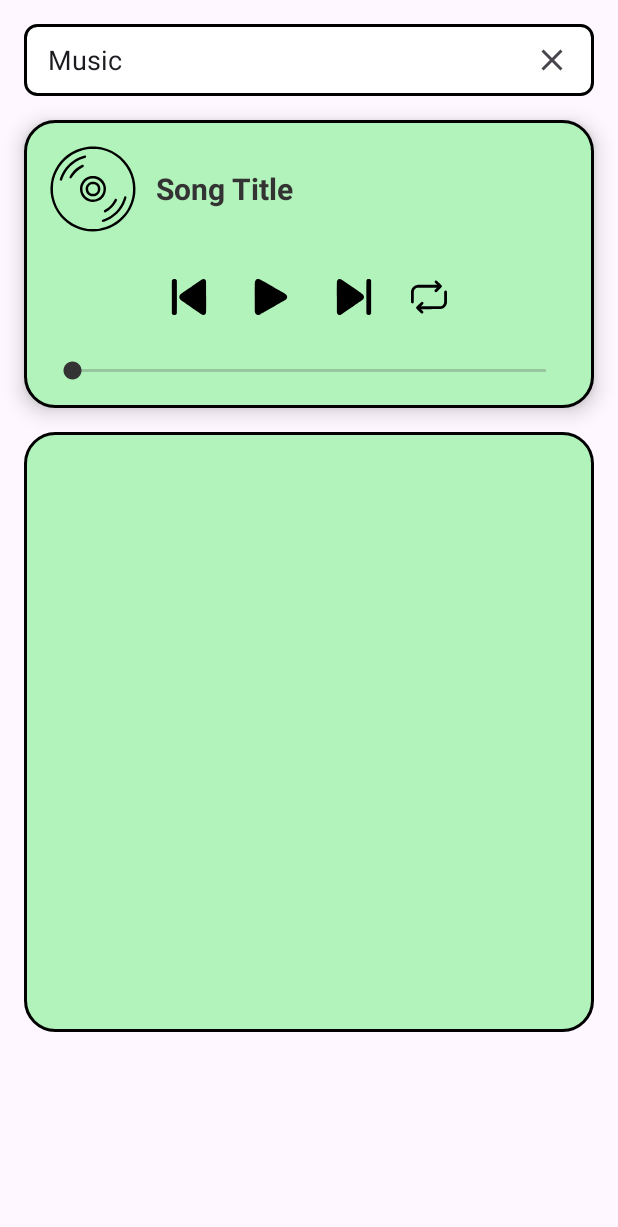
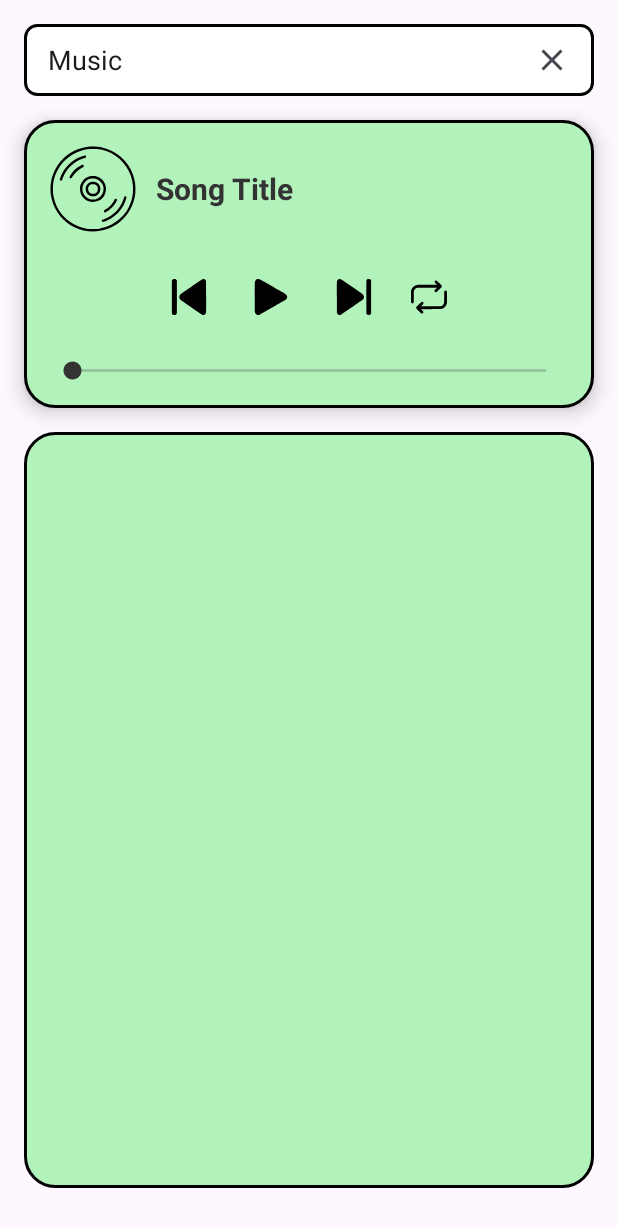
Before and after one commit to leonart-delux/mix-moblie-app, an Android app: the MediaPlayerActivity screen opened directly, with no data from a screen before it, on a phone screen of 412 x 824 dp. Shown: the top 1227 px of the screen. Run offline under Robolectric (Android 15) with nearby library versions, the phone set to English and light mode, and no system bars.

Commit message:
Media UI

```diff
--- a/app/src/main/res/layout/activity_mediaplay.xml
+++ b/app/src/main/res/layout/activity_mediaplay.xml
@@ -114,9 +114,11 @@
         android:layout_marginStart="16dp"
         android:layout_marginEnd="16dp"
         android:layout_marginTop="16dp"
+        android:layout_marginBottom="32dp"
         android:background="@drawable/bg_media"
         app:layout_constraintEnd_toEndOf="parent"
         app:layout_constraintStart_toStartOf="parent"
+        app:layout_constraintBottom_toBottomOf="parent"
         app:layout_constraintTop_toBottomOf="@+id/music_player_container" />
 
 
--- a/app/src/main/res/layout/item_contact.xml
+++ b/app/src/main/res/layout/item_contact.xml
@@ -50,7 +50,7 @@
             android:layout_width="30dp"
             android:layout_height="30dp"
             android:layout_below="@id/textViewPhone"
-            android:background="@drawable/contact_circle_button_bg"
+            android:background="@drawable/bg_contact_circle_button"
             android:layout_marginTop="15dp"
             android:padding="6dp"
             android:src="@drawable/ic_baseline_call_24" />
@@ -61,7 +61,7 @@
             android:layout_height="30dp"
             android:layout_below="@id/textViewPhone"
             android:layout_toEndOf="@id/imageViewCall"
-            android:background="@drawable/contact_circle_button_bg"
+            android:background="@drawable/bg_contact_circle_button"
             android:layout_marginTop="15dp"
             android:layout_marginStart="20dp"
             android:padding="6dp"
```
